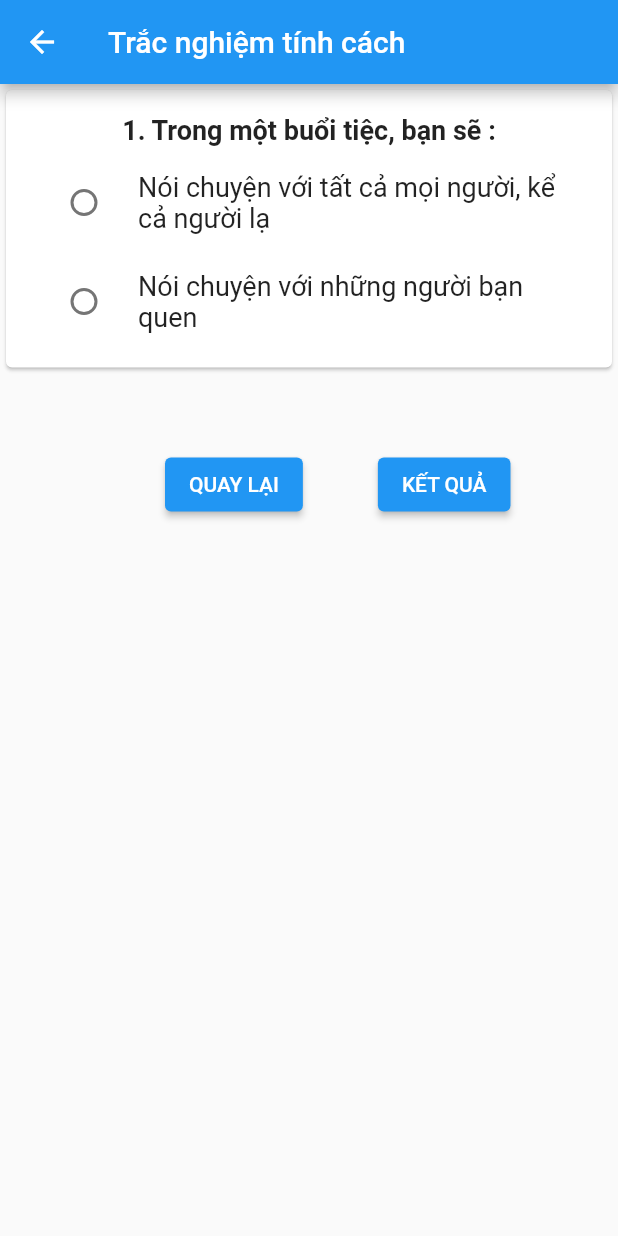
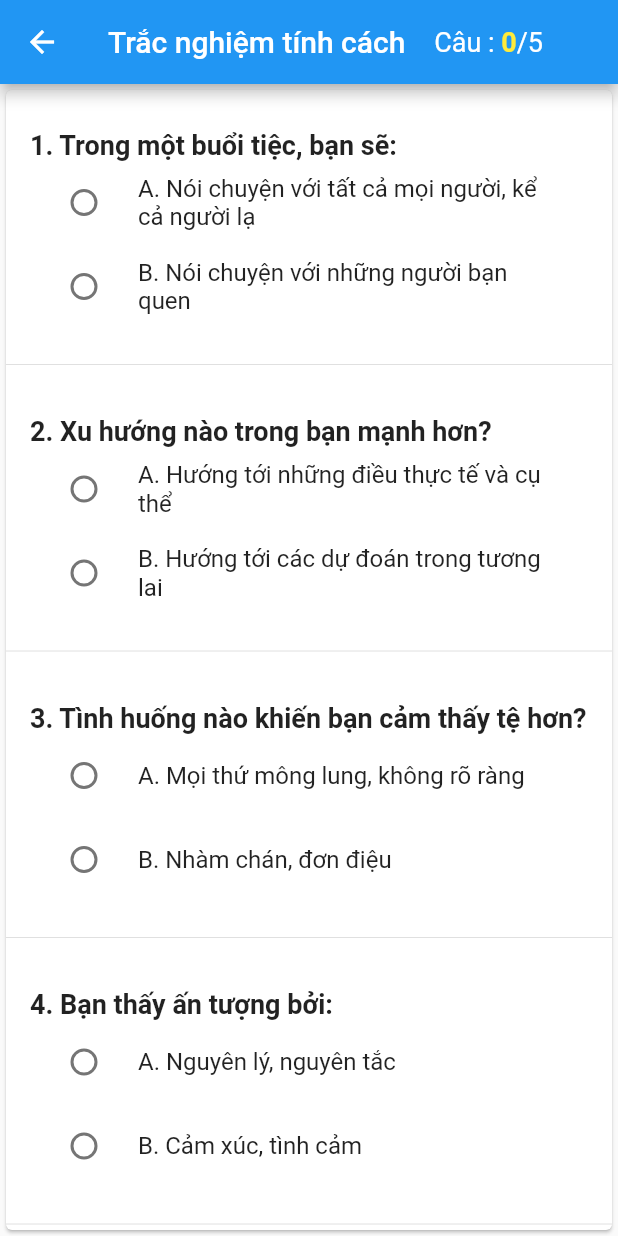
Before and after one commit to Vo-Ngoc-Khanh/App-quiz-MBTI, a Flutter app: the QuestionPage screen opened directly, on a phone screen of 412 x 824 dp. Run offline on Flutter 3.47's test engine with Material 2 defaults, Android fonts, the phone set to English and light mode, and no system bars; our stand-ins replace lottie.

Commit message:
xong design ui

```diff
--- a/flutter_quiz_app/lib/views/questions.dart
+++ b/flutter_quiz_app/lib/views/questions.dart
@@ -10,48 +10,57 @@ class QuestionPage extends StatefulWidget {
 }
 
 class _QuestionPageState extends State<QuestionPage> {
-  int choose = 0;
-  Widget radioButton(String question, String answer1, String answer2) {
-    return Column(
-      children: [
-        Text(
-          question,
-          style: const TextStyle(fontSize: 18, fontWeight: FontWeight.bold),
-        ),
-        const SizedBox(
-          height: 10,
-        ),
-        RadioListTile(
-            title: Text(
-              answer1,
-              style: const TextStyle(fontSize: 18),
-            ),
-            value: 1,
-            groupValue: choose,
-            onChanged: (value) {
-              setState(() {
-                choose = int.parse(value.toString());
-              });
-            }),
-        const SizedBox(
-          height: 10,
-        ),
-        RadioListTile(
-            title: Text(
-              answer2,
-              style: const TextStyle(fontSize: 18),
-            ),
-            value: 2,
-            groupValue: choose,
-            onChanged: (value) {
-              setState(() {
-                choose = int.parse(value.toString());
-              });
-            }),
+  int indexAnwser = 0;
+
+  final questions = [
+    {
+      "questionText": "1. Trong một buổi tiệc, bạn sẽ:",
+      "answerText": [
+        {
+          "text": "A. Nói chuyện với tất cả mọi người, kể cả người lạ",
+          "case": "E"
+        },
+        {"text": "B. Nói chuyện với những người bạn quen", "case": "I"},
       ],
-    );
-  }
+    },
+    {
+      "questionText": "2. Xu hướng nào trong bạn mạnh hơn?",
+      "answerText": [
+        {"text": "A. Hướng tới những điều thực tế và cụ thể", "case": "S"},
+        {"text": "B. Hướng tới các dự đoán trong tương lai", "case": "N"},
+      ],
+    },
+    {
+      "questionText": "3. Tình huống nào khiến bạn cảm thấy tệ hơn?",
+      "answerText": [
+        {"text": "A. Mọi thứ mông lung, không rõ ràng", "case": "S"},
+        {"text": "B. Nhàm chán, đơn điệu", "case": "N"},
+      ],
+    },
+    {
+      "questionText": "4. Bạn thấy ấn tượng bởi:",
+      "answerText": [
+        {"text": "A. Nguyên lý, nguyên tắc", "case": "T"},
+        {"text": "B. Cảm xúc, tình cảm", "case": "F"},
+      ],
+    },
+    {
+      "questionText": "5. Bạn có xu hướng nghiêng về:",
+      "answerText": [
+        {"text": "A. Những gì có tính thuyết phục", "case": "T"},
+        {"text": "B. Những gì cảm động", "case": "F"},
+      ],
+    },
+  ];
 
+  var send = [
+    {'group': '1', 'click': false},
+    {'group': '2', 'click': false},
+    {'group': '3', 'click': false},
+    {'group': '4', 'click': false},
+    {'group': '5', 'click': false},
+    {'group': '6', 'click': false}
+  ];
   @override
   Widget build(BuildContext context) {
     return Scaffold(
@@ -66,50 +75,113 @@ class _QuestionPageState extends State<QuestionPage> {
               );
             },
             icon: const Icon(Icons.arrow_back)),
+        actions: [
+          Row(
+            children: [
+              const Text(
+                'Câu : ',
+                style: TextStyle(
+                  fontSize: 18,
                 ),
-        body: Column(
-          children: [
-            Card(
-              child: Padding(
-                padding: const EdgeInsets.all(16.0),
-                child: radioButton(
-                    '1. Trong một buổi tiệc, bạn sẽ :',
-                    'Nói chuyện với tất cả mọi người, kể cả người lạ',
-                    'Nói chuyện với những người bạn quen'),
+              ),
+              Text(
+                '$indexAnwser',
+                style: const TextStyle(
+                    fontSize: 18,
+                    fontWeight: FontWeight.bold,
+                    color: Colors.yellow),
+              ),
+              const Text(
+                '/5',
+                style: TextStyle(
+                  fontSize: 18,
                 ),
               ),
               const SizedBox(
-              height: 50,
+                width: 50,
               ),
-            Row(
+            ],
+          )
+        ],
+      ),
+      body: Card(
+        child: ListView.separated(
+          scrollDirection: Axis.vertical,
+          itemBuilder: (BuildContext context, int index) {
+            return Padding(
+              padding: const EdgeInsets.all(16.0),
+              child: Column(
+                crossAxisAlignment: CrossAxisAlignment.start,
                 children: [
                   const SizedBox(
-                  width: 110,
+                    height: 10,
                   ),
-                ElevatedButton(
+                  Question(
+                    questions[index]['questionText'] as String,
+                  ),
+                  ...(questions[index]['answerText']
+                          as List<Map<String, dynamic>>)
+                      .map((answer) {
+                    return _RadioButton(
+                        title: answer['text'],
+                        value: answer['case'],
+                        onChanged: (newValue) {
+                          setState(() {
+                            if (send[index]['click'] == false) {
+                              indexAnwser++;
+                            }
+                            send[index]['group'] = newValue!;
+                            send[index]['click'] = true;
+                          });
+                        },
+                        group: send[index]['group'] as String);
+                  }).toList(),
+                ],
+              ),
+            );
+          },
+          itemCount: questions.length,
+          separatorBuilder: (BuildContext context, int index) =>
+              const Divider(),
+        ),
+      ),
+      floatingActionButton: Visibility(
+        visible: indexAnwser == 5 ? true : false,
+        child: FloatingActionButton.extended(
           onPressed: () {
             Navigator.pushAndRemoveUntil(
               context,
-                        MaterialPageRoute(
-                            builder: (context) => const HomePage()),
+              MaterialPageRoute(builder: (context) => const ResultPage()),
               (Route<dynamic> route) => false,
             );
           },
-                    child: const Text('QUAY LẠI')),
-                const SizedBox(
-                  width: 50,
+          label: const Text('Hoàn thành'),
+          icon: const Icon(Icons.check),
+          backgroundColor: Colors.green,
         ),
-                ElevatedButton(
-                    onPressed: () {
-                      Navigator.push(
-                          context,
-                          MaterialPageRoute(
-                              builder: (context) => const ResultPage()));
-                    },
-                    child: const Text('KẾT QUẢ')),
-              ],
-            )
-          ],
-        ));
+      ),
+    );
+  }
+
+  // ignore: non_constant_identifier_names
+  Widget Question(String questionText) {
+    return Text(
+      questionText,
+      style: const TextStyle(fontSize: 18, fontWeight: FontWeight.bold),
+    );
+  }
+
+  // ignore: non_constant_identifier_names
+  Widget _RadioButton(
+      {required String title,
+      required String value,
+      required Function(String?)? onChanged,
+      required String group}) {
+    return RadioListTile(
+      value: value,
+      groupValue: group,
+      onChanged: onChanged,
+      title: Text(title),
+    );
   }
 }
--- a/flutter_quiz_app/lib/views/splash.dart
+++ b/flutter_quiz_app/lib/views/splash.dart
@@ -15,7 +15,7 @@ class _SplashScreenState extends State<SplashScreen> {
   @override
   void initState() {
     super.initState();
-    Timer(const Duration(seconds: 3), () {
+    Timer(const Duration(seconds: 2), () {
       Navigator.of(context).pushReplacement(
           MaterialPageRoute(builder: (context) => const HomePage()));
     });
```
Also changed, not shown: flutter_quiz_app/lib/views/guide.dart (+6 -7 lines), flutter_quiz_app/lib/views/home.dart (+50 -10 lines), flutter_quiz_app/lib/views/result.dart (+4 -10 lines), flutter_quiz_app/lib/views/settings.dart (+40 -3 lines). Lines whose indentation alone changed are shown as unchanged.
